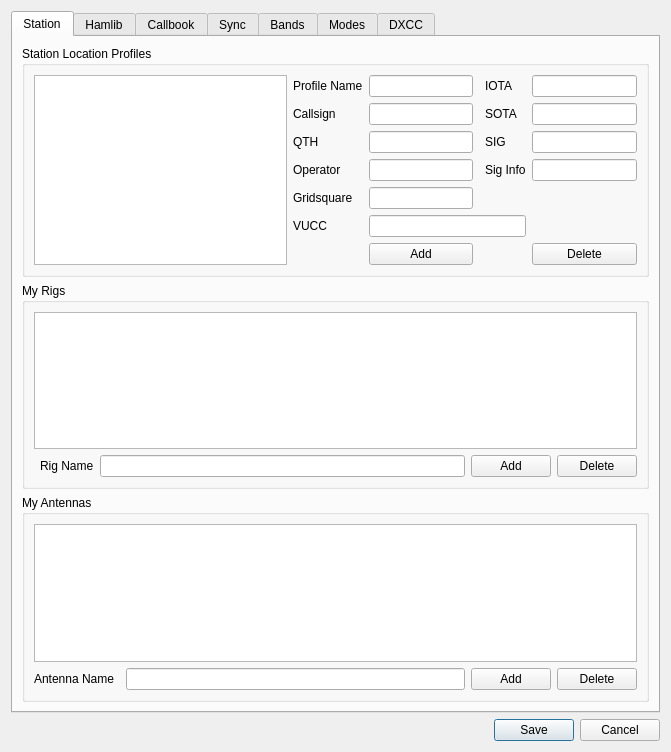
Above: ui/SettingsDialog.ui from k5mcd/QLog before the change. Below: the same form after it.
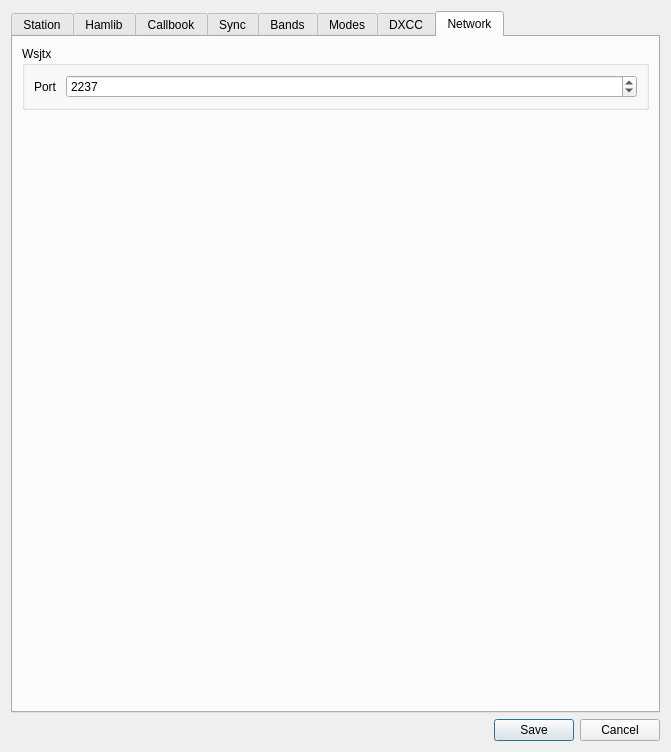
That is the form after the change. The open tabs and pages were chosen to show the change. Icons and pictures are not drawn.

Commit message: WSJTX: Added port setting for WSJTX

Diff of the .ui file:
```diff
--- a/ui/SettingsDialog.ui
+++ b/ui/SettingsDialog.ui
@@ -1262,6 +1262,61 @@
        </item>
       </layout>
      </widget>
+     <widget class="QWidget" name="tab_8">
+      <attribute name="title">
+       <string>Network</string>
+      </attribute>
+      <layout class="QVBoxLayout" name="verticalLayout_6">
+       <item>
+        <widget class="QGroupBox" name="groupBox_15">
+         <property name="title">
+          <string>Wsjtx</string>
+         </property>
+         <layout class="QFormLayout" name="formLayout_14">
+          <item row="0" column="0">
+           <widget class="QLabel" name="wsjtPortLabel">
+            <property name="text">
+             <string>Port </string>
+            </property>
+           </widget>
+          </item>
+          <item row="0" column="1">
+           <widget class="QSpinBox" name="wsjtPortSpin">
+            <property name="sizePolicy">
+             <sizepolicy hsizetype="Minimum" vsizetype="Fixed">
+              <horstretch>0</horstretch>
+              <verstretch>0</verstretch>
+             </sizepolicy>
+            </property>
+            <property name="minimum">
+             <number>1025</number>
+            </property>
+            <property name="maximum">
+             <number>65534</number>
+            </property>
+            <property name="value">
+             <number>2237</number>
+            </property>
+           </widget>
+          </item>
+         </layout>
+        </widget>
+       </item>
+       <item>
+        <spacer name="verticalSpacer_3">
+         <property name="orientation">
+          <enum>Qt::Vertical</enum>
+         </property>
+         <property name="sizeHint" stdset="0">
+          <size>
+           <width>20</width>
+           <height>40</height>
+          </size>
+         </property>
+        </spacer>
+       </item>
+      </layout>
+     </widget>
     </widget>
    </item>
   </layout>
```
The commit also changes 4 other files.
